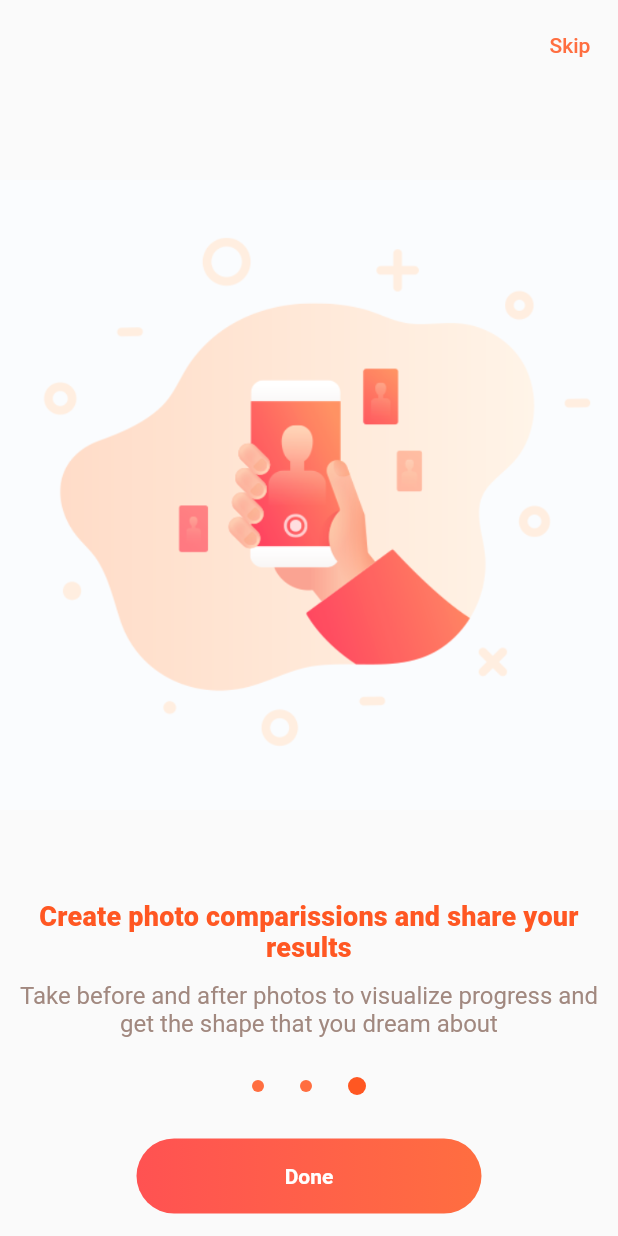
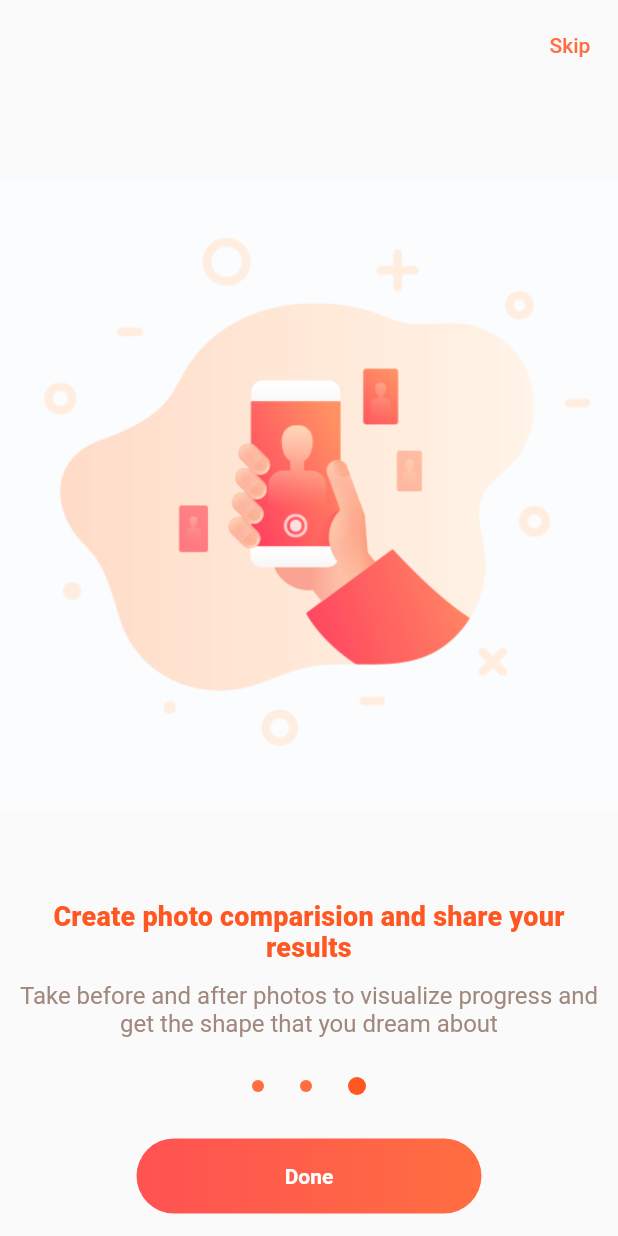
Before and after one commit to mohanasundaramn/ms-flutter-packages, a Flutter app: the screen it shows after launch, swiped to page 3, on a phone screen of 412 x 824 dp. Run offline on Flutter 3.47's test engine with Material 2 defaults, Android fonts, the phone set to English and light mode, and no system bars; our stand-ins replace freezed_annotation, hooks_riverpod.

Commit message:
v2.0.0-dev.1 release

```diff
--- a/flutter_onboard/example/lib/main.dart
+++ b/flutter_onboard/example/lib/main.dart
@@ -1,6 +1,5 @@
 import 'package:flutter/material.dart';
 import 'package:flutter_onboard/flutter_onboard.dart';
-import 'package:provider/provider.dart';
 
 void main() {
   runApp(App());
@@ -19,9 +18,7 @@ class HomeScreen extends StatelessWidget {
   final PageController _pageController = PageController();
   @override
   Widget build(BuildContext context) {
-    return Provider<OnBoardState>(
-      create: (_) => OnBoardState(),
-      child: Scaffold(
+    return Scaffold(
       body: OnBoard(
         pageController: _pageController,
         // Either Provide onSkip Callback or skipButton Widget to handle skip state
@@ -53,7 +50,7 @@ class HomeScreen extends StatelessWidget {
         // Either Provide onSkip Callback or skipButton Widget to handle skip state
         skipButton: TextButton(
           onPressed: () {
-              //print('skipButton pressed');
+            // print('skipButton pressed');
           },
           child: const Text(
             "Skip",
@@ -61,8 +58,9 @@ class HomeScreen extends StatelessWidget {
           ),
         ),
         // Either Provide onDone Callback or nextButton Widget to handle done state
-          nextButton: Consumer<OnBoardState>(
-            builder: (BuildContext context, OnBoardState state, Widget? child) {
+        nextButton: OnBoardConsumer(
+          builder: (context, ref, child) {
+            final state = ref.watch(onBoardStateProvider);
             return InkWell(
               onTap: () => _onNextTap(state),
               child: Container(
@@ -85,7 +83,6 @@ class HomeScreen extends StatelessWidget {
               ),
             );
           },
-          ),
         ),
       ),
     );
@@ -117,7 +114,7 @@ final List<OnBoardModel> onBoardData = [
     imgUrl: 'assets/images/graph.png',
   ),
   const OnBoardModel(
-    title: "Create photo comparissions and share your results",
+    title: "Create photo comparision and share your results",
     description:
         "Take before and after photos to visualize progress and get the shape that you dream about",
     imgUrl: 'assets/images/phone.png',
--- a/flutter_onboard/lib/flutter_onboard.dart
+++ b/flutter_onboard/lib/flutter_onboard.dart
@@ -2,8 +2,12 @@ library flutter_onboard;
 
 export 'package:flutter_onboard/src/models/onboard_model.dart'
     show OnBoardModel;
+export 'package:flutter_onboard/src/models/onboard_state_model.dart'
+    show OnBoardState;
 export 'package:flutter_onboard/src/models/page_indicator_style_model.dart'
     show PageIndicatorStyle;
-export 'package:flutter_onboard/src/state/on_board_state.dart'
-    show OnBoardState;
+export 'package:flutter_onboard/src/providers/providers.dart'
+    show onBoardStateProvider;
 export 'package:flutter_onboard/src/widgets/onboard.dart' show OnBoard;
+export 'package:flutter_onboard/src/widgets/onboard_consumer.dart'
+    show OnBoardConsumer;
--- /dev/null
+++ b/flutter_onboard/lib/src/models/onboard_state_model.dart
@@ -0,0 +1,11 @@
+import 'package:freezed_annotation/freezed_annotation.dart';
+
+part 'onboard_state_model.freezed.dart';
+
+@freezed
+class OnBoardState with _$OnBoardState {
+  const factory OnBoardState({
+    @Default(0) int page,
+    @Default(false) bool isLastPage,
+  }) = _OnBoardState;
+}
--- /dev/null
+++ b/flutter_onboard/lib/src/providers/providers.dart
@@ -0,0 +1,11 @@
+import 'package:flutter_onboard/src/models/onboard_state_model.dart';
+import 'package:flutter_onboard/src/state/on_board_state.dart';
+import 'package:hooks_riverpod/hooks_riverpod.dart';
+
+final onBoardStateProvider =
+    StateNotifierProvider<OnBoardStateNotifier, OnBoardState>(
+  (ref) {
+    final onBoardStateNotifier = OnBoardStateNotifier();
+    return onBoardStateNotifier;
+  },
+);
--- a/flutter_onboard/lib/src/state/on_board_state.dart
+++ b/flutter_onboard/lib/src/state/on_board_state.dart
@@ -1,16 +1,11 @@
-import 'package:flutter/foundation.dart';
-import 'package:flutter/widgets.dart';
+import 'package:flutter_onboard/src/models/onboard_state_model.dart';
+import 'package:hooks_riverpod/hooks_riverpod.dart';
 
-class OnBoardState extends ChangeNotifier {
-  int _page = 0;
-  bool _isLastPage = false;
-
-  int get page => _page;
-  bool get isLastPage => _isLastPage;
+class OnBoardStateNotifier extends StateNotifier<OnBoardState> {
+  OnBoardStateNotifier() : super(const OnBoardState());
 
   void onPageChanged(int page, int dataLength) {
-    _page = page;
-    _isLastPage = _page == dataLength - 1;
-    notifyListeners();
+    final isLastPage = page == dataLength - 1;
+    state = state.copyWith(page: page, isLastPage: isLastPage);
   }
 }
--- a/flutter_onboard/lib/src/widgets/onboard.dart
+++ b/flutter_onboard/lib/src/widgets/onboard.dart
@@ -1,11 +1,13 @@
 import 'package:flutter/material.dart';
 import 'package:flutter_onboard/flutter_onboard.dart';
 import 'package:flutter_onboard/src/contants/constants.dart';
+import 'package:flutter_onboard/src/models/onboard_state_model.dart';
 import 'package:flutter_onboard/src/models/page_indicator_style_model.dart';
+import 'package:flutter_onboard/src/providers/providers.dart';
 import 'package:flutter_onboard/src/widgets/page_indicator.dart';
-import 'package:provider/provider.dart';
+import 'package:hooks_riverpod/hooks_riverpod.dart';
 
-class OnBoard extends StatelessWidget {
+class OnBoard extends HookConsumerWidget {
   /// Data for OnBoard [List<OnBoardModel>]
   /// @Required
   final List<OnBoardModel> onBoardData;
@@ -72,16 +74,105 @@ class OnBoard extends StatelessWidget {
   }) : super(key: key);
 
   @override
-  Widget build(BuildContext context) {
+  Widget build(BuildContext context, WidgetRef ref) {
+    return ProviderScope(
+      child: _OnBoard(
+        onBoardData: onBoardData,
+        pageController: pageController,
+        onSkip: onSkip,
+        onDone: onDone,
+        titleStyles: titleStyles,
+        descriptionStyles: descriptionStyles,
+        imageWidth: imageWidth,
+        imageHeight: imageHeight,
+        skipButton: skipButton,
+        nextButton: nextButton,
+        duration: duration,
+        curve: curve,
+        pageIndicatorStyle: pageIndicatorStyle,
+      ),
+    );
+  }
+}
+
+class _OnBoard extends HookConsumerWidget {
+  /// Data for OnBoard [List<OnBoardModel>]
+  /// @Required
+  final List<OnBoardModel> onBoardData;
+
+  /// OnTapping skip button action
+  final VoidCallback? onSkip;
+
+  /// OnTapping done button action
+  final VoidCallback? onDone;
+
+  /// Controller for [PageView]
+  /// @Required
+  final PageController pageController;
+
+  /// Title text style
+  final TextStyle? titleStyles;
+
+  /// Description text style
+  final TextStyle? descriptionStyles;
+
+  /// OnBoard Image width
+  final double? imageWidth;
+
+  /// OnBoard Image height
+  final double? imageHeight;
+
+  /// Skip Button Widget
+  final Widget? skipButton;
+
+  /// Next Button Widget
+  final Widget? nextButton;
+
+  /// Animation [Duration] for transition from one page to another
+  /// @Default [Duration(milliseconds:250)]
+  final Duration duration;
+
+  /// [Curve] used for animation
+  /// @Default [Curves.easeInOut]
+  final Curve curve;
+
+  /// [PageIndicatorStyle] dot styles
+  final PageIndicatorStyle pageIndicatorStyle;
+
+  const _OnBoard({
+    Key? key,
+    required this.onBoardData,
+    this.onSkip,
+    this.onDone,
+    required this.pageController,
+    this.titleStyles,
+    this.descriptionStyles,
+    this.imageWidth,
+    this.imageHeight,
+    this.skipButton,
+    this.nextButton,
+    this.duration = const Duration(milliseconds: 250),
+    this.curve = Curves.easeInOut,
+    this.pageIndicatorStyle = const PageIndicatorStyle(
+        width: 150,
+        activeColor: Colors.blue,
+        inactiveColor: Colors.blueAccent,
+        activeSize: Size(12, 12),
+        inactiveSize: Size(8, 8)),
+  }) : super(key: key);
+
+  @override
+  Widget build(BuildContext context, WidgetRef ref) {
+    final onBoardState = ref.watch(onBoardStateProvider);
+    final onBoardStateNotifier = ref.watch(onBoardStateProvider.notifier);
+
     final screenSize = MediaQuery.of(context).size;
     final double pageViewHeight = screenSize.height -
         skipContainerHeight -
         footerContentHeight -
         pageIndicatorHeight;
 
-    return ChangeNotifierProvider<OnBoardState>(
-      create: (BuildContext context) => OnBoardState(),
-      child: SafeArea(
+    return SafeArea(
       child: Column(
         children: <Widget>[
           Container(
@@ -99,12 +190,10 @@ class OnBoard extends StatelessWidget {
           Expanded(
             child: SizedBox(
                 height: pageViewHeight,
-                child: Consumer<OnBoardState>(builder:
-                    (BuildContext context, OnBoardState state, Widget? child) {
-                  return PageView.builder(
+                child: PageView.builder(
                   controller: pageController,
-                    onPageChanged: (page) =>
-                        state.onPageChanged(page, onBoardData.length),
+                  onPageChanged: (page) => onBoardStateNotifier.onPageChanged(
+                      page, onBoardData.length),
                   itemCount: onBoardData.length,
                   itemBuilder: (BuildContext context, int index) {
                     return SizedBox(
@@ -119,8 +208,7 @@ class OnBoard extends StatelessWidget {
                             ),
                           ),
                           Container(
-                              margin:
-                                  const EdgeInsets.symmetric(horizontal: 12),
+                            margin: const EdgeInsets.symmetric(horizontal: 12),
                             child: Text(
                               onBoardData[index].title,
                               textAlign: TextAlign.center,
@@ -133,8 +221,7 @@ class OnBoard extends StatelessWidget {
                           ),
                           Container(
                             padding: const EdgeInsets.symmetric(vertical: 12),
-                              margin:
-                                  const EdgeInsets.symmetric(horizontal: 12),
+                            margin: const EdgeInsets.symmetric(horizontal: 12),
                             child: Text(
                               onBoardData[index].description,
                               textAlign: TextAlign.center,
@@ -149,27 +236,17 @@ class OnBoard extends StatelessWidget {
                       ),
                     );
                   },
-                  );
-                }),
+                )),
           ),
-            ),
-            Consumer<OnBoardState>(
-              builder:
-                  (BuildContext context, OnBoardState state, Widget? child) {
-                return SizedBox(
+          SizedBox(
             height: pageIndicatorHeight,
             child: PageIndicator(
               count: onBoardData.length,
-                    activePage: state.page,
+              activePage: onBoardState.page,
               pageIndicatorStyle: pageIndicatorStyle,
             ),
-                );
-              },
           ),
-            Consumer<OnBoardState>(
-              builder:
-                  (BuildContext context, OnBoardState state, Widget? child) {
-                return Container(
+          Container(
             height: footerContentHeight,
             width: screenSize.width,
             alignment: Alignment.center,
@@ -183,18 +260,15 @@ class OnBoard extends StatelessWidget {
                         shape: const StadiumBorder(),
                         elevation: 0,
                       ),
-                            onPressed: () => _onNextTap(state),
+                      onPressed: () => _onNextTap(onBoardState),
                       child: Text(
-                              state.isLastPage ? "Done" : "Next",
+                        onBoardState.isLastPage ? "Done" : "Next",
                         style: const TextStyle(color: Colors.white),
                       ),
                     ),
             ),
-                );
-              },
           ),
         ],
-        ),
       ),
     );
   }
--- /dev/null
+++ b/flutter_onboard/lib/src/widgets/onboard_consumer.dart
@@ -0,0 +1,23 @@
+import 'package:flutter/material.dart';
+import 'package:hooks_riverpod/hooks_riverpod.dart';
+
+class OnBoardConsumer extends ConsumerWidget {
+  /// {@template riverpod.consumer}
+  const OnBoardConsumer({
+    Key? key,
+    required ConsumerBuilder builder,
+    Widget? child,
+  })  : _child = child,
+        _builder = builder,
+        super(key: key);
+
+  final ConsumerBuilder _builder;
+  final Widget? _child;
+
+  @override
+  Widget build(BuildContext context, WidgetRef ref) {
+    return ProviderScope(
+      child: _builder(context, ref, _child),
+    );
+  }
+}
--- a/flutter_onboard/pubspec.yaml
+++ b/flutter_onboard/pubspec.yaml
@@ -16,4 +16,6 @@ dev_dependencies:
   flutter_test:
     sdk: flutter
   lint: ^1.0.0
+  freezed: ^0.14.2
+  build_runner: ^2.0.6
 flutter:
```
Also changed, not shown: flutter_onboard/example/pubspec.lock, flutter_onboard/lib/src/models/onboard_state_model.freezed.dart (added), flutter_onboard/pubspec.lock, 1 other file. Lines whose indentation alone changed are shown as unchanged.
